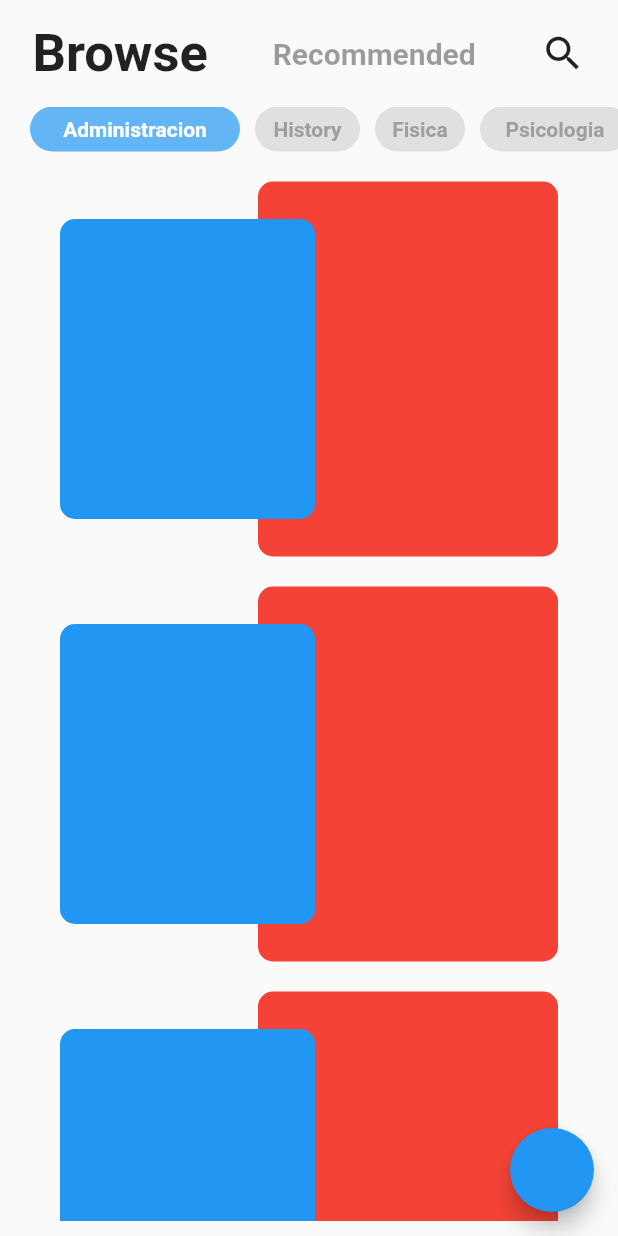
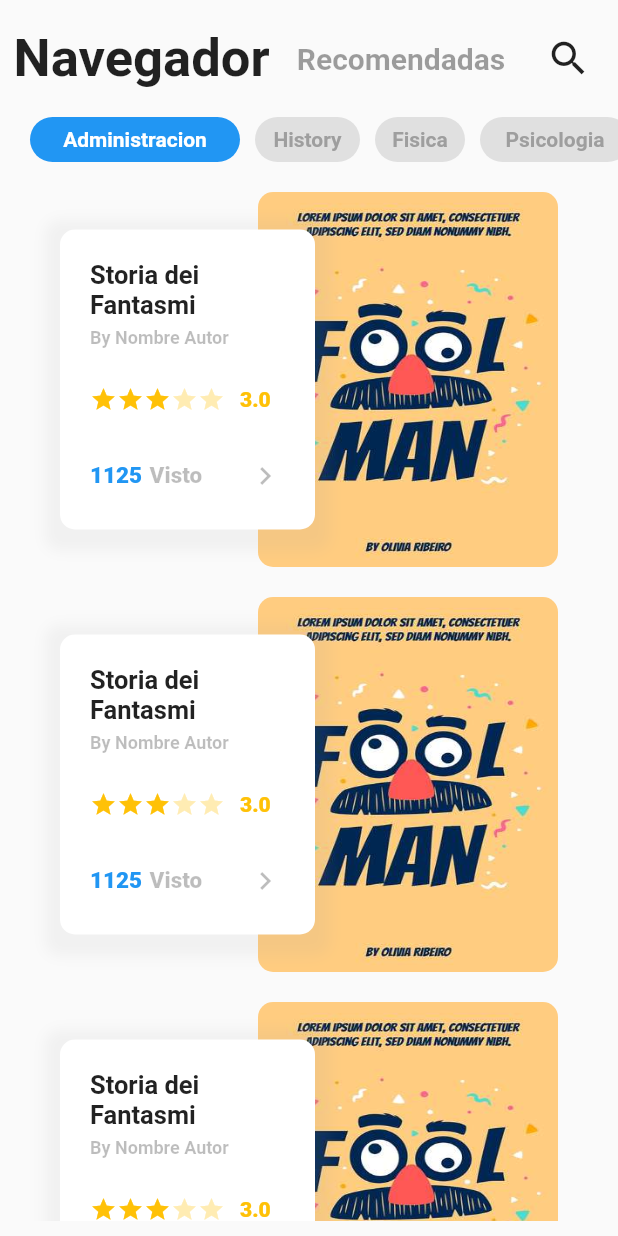
Before and after one commit to NachoBaez18/Biblioteca_app, a Flutter app: the BooksListPage screen opened by its route, on a phone screen of 412 x 824 dp. Run offline on Flutter 3.47's test engine with Material 2 defaults, Android fonts, the phone set to English and light mode, and no system bars; our stand-ins replace animate_do, font_awesome_flutter.

Commit message:
agregamos la animacion del card secundario + el search book

```diff
--- a/lib/main.dart
+++ b/lib/main.dart
@@ -21,7 +21,7 @@ class MyApp extends StatelessWidget {
       child: MaterialApp(
         debugShowCheckedModeBanner: false,
         title: 'Biblioteca',
-        initialRoute: 'books_list',
+        initialRoute: 'book_detail',
         routes: appRoutes,
       ),
     );
--- a/lib/src/pages/books_list_pages.dart
+++ b/lib/src/pages/books_list_pages.dart
@@ -3,6 +3,8 @@ import 'package:biblioteca_app/src/provider/ListView/filter_provider.dart';
 import 'package:biblioteca_app/src/widgets/rotate_widget.dart';
 import 'package:flutter/material.dart';
 import 'package:provider/provider.dart';
+
+import '../delegates/searchBook_delegate.dart';
 
 class BooksListPage extends StatelessWidget {
   const BooksListPage({super.key});
@@ -32,11 +34,6 @@ class BooksListPage extends StatelessWidget {
           ],
         ),
       ),
-      floatingActionButton: FloatingActionButton(
-        onPressed: () {
-          Navigator.pushNamed(context, 'login');
-        },
-      ),
     );
   }
 }
@@ -47,7 +44,6 @@ class _ListBooks extends StatelessWidget {
 
   @override
   Widget build(BuildContext context) {
-    final animationFade = Provider.of<FilterListProvider>(context);
     return Expanded(
         child: Container(
       padding: const EdgeInsets.symmetric(horizontal: 10, vertical: 10),
@@ -55,9 +51,9 @@ class _ListBooks extends StatelessWidget {
           physics: const BouncingScrollPhysics(),
           itemCount: items.length,
           itemBuilder: (_, int i) {
-            return animationFade.fadeInLeft
-                ? FadeInLeft(child: const _ListBooksinAnimation())
-                : const _ListBooksinAnimation();
+            return FadeInLeft(
+              child: const _ListBooksinAnimation(),
+            );
           }),
     ));
   }
@@ -73,17 +69,9 @@ class _ListBooksinAnimation extends StatelessWidget {
     final animation = Provider.of<FilterListProvider>(context);
     return Stack(
       children: [
-        Align(
+        const Align(
           alignment: Alignment.centerRight,
-          child: Container(
-            margin: const EdgeInsets.symmetric(vertical: 10, horizontal: 30),
-            height: 250,
-            width: 200,
-            decoration: BoxDecoration(
-              color: Colors.red,
-              borderRadius: BorderRadius.circular(10),
-            ),
-          ),
+          child: _CardPrimario(),
         ),
         Positioned(
           left: 30,
@@ -95,6 +83,27 @@ class _ListBooksinAnimation extends StatelessWidget {
               : const _CardSecuandario(),
         )
       ],
+    );
+  }
+}
+
+class _CardPrimario extends StatelessWidget {
+  const _CardPrimario({
+    Key? key,
+  }) : super(key: key);
+
+  @override
+  Widget build(BuildContext context) {
+    return Container(
+      margin: const EdgeInsets.symmetric(vertical: 10, horizontal: 30),
+      height: 250,
+      width: 200,
+      decoration: BoxDecoration(
+          borderRadius: BorderRadius.circular(10),
+          image: const DecorationImage(
+            fit: BoxFit.fill,
+            image: AssetImage('assets/image1.jpg'),
+          )),
     );
   }
 }
@@ -111,9 +120,94 @@ class _CardSecuandario extends StatelessWidget {
       height: 200,
       width: 170,
       decoration: BoxDecoration(
-        color: Colors.blue,
-        borderRadius: BorderRadius.circular(10),
+          color: Colors.white,
+          borderRadius: BorderRadius.circular(10),
+          boxShadow: [
+            BoxShadow(
+              color: Colors.grey.withOpacity(0.1),
+              spreadRadius: 10,
+              blurRadius: 7,
+              offset: const Offset(0, 4), // changes position of shadow
+            ),
+          ]),
+      child: Container(
+        margin: const EdgeInsets.all(20),
+        child: Column(
+          crossAxisAlignment: CrossAxisAlignment.start,
+          children: [
+            const Text(
+              'Storia dei Fantasmi',
+              maxLines: 2,
+              style: TextStyle(fontSize: 17, fontWeight: FontWeight.bold),
+            ),
+            const SizedBox(height: 5),
+            const Text(
+              'By Nombre Autor',
+              style: TextStyle(
+                  fontSize: 12,
+                  fontWeight: FontWeight.bold,
+                  color: Colors.black26),
+              textAlign: TextAlign.start,
+            ),
+            const SizedBox(height: 25),
+            const _StarIcons(3),
+            const SizedBox(height: 30),
+            Row(
+              children: const [
+                Text(
+                  '1125',
+                  style: TextStyle(
+                    fontSize: 15,
+                    fontWeight: FontWeight.w900,
+                    color: Colors.blue,
+                  ),
+                ),
+                SizedBox(width: 5),
+                Text(
+                  'Visto',
+                  style: TextStyle(
+                      fontSize: 15,
+                      fontWeight: FontWeight.w900,
+                      color: Colors.black26),
+                ),
+                SizedBox(width: 30),
+                Icon(
+                  Icons.chevron_right,
+                  color: Colors.black26,
+                )
+              ],
+            )
+          ],
+        ),
       ),
+    );
+  }
+}
+
+class _StarIcons extends StatelessWidget {
+  final int cantidad;
+  const _StarIcons(
+    this.cantidad, {
+    Key? key,
+  }) : super(key: key);
+
+  @override
+  Widget build(BuildContext context) {
+    return Row(
+      children: <Widget>[
+        for (int i = 0; i < 5; i++)
+          Icon(
+            Icons.star,
+            color: cantidad <= i ? Colors.amber[100] : Colors.amber,
+            size: 18,
+          ),
+        const SizedBox(width: 10),
+        Text(
+          '$cantidad.0',
+          style:
+              const TextStyle(color: Colors.amber, fontWeight: FontWeight.w900),
+        )
+      ],
     );
   }
 }
@@ -128,7 +222,7 @@ class _ListFilterMaterial extends StatelessWidget {
 
   @override
   Widget build(BuildContext context) {
-    final filter = Provider.of<FilterListProvider>(context,listen: false);
+    final filter = Provider.of<FilterListProvider>(context, listen: false);
     return Container(
       height: 30,
       margin: const EdgeInsets.only(left: 10),
@@ -137,11 +231,12 @@ class _ListFilterMaterial extends StatelessWidget {
           scrollDirection: Axis.horizontal,
           itemCount: items.length,
           itemBuilder: (_, int i) {
-
             return GestureDetector(
               onTap: () {
-              filter.filter = i;
-              filter.rotate = true;
+                filter.filter = i;
+                filter.rotate = true;
+                Future.delayed(const Duration(milliseconds: 500),
+                    () => filter.rotate = false);
               },
               child: _ItemFilter(items[i], i),
             );
@@ -169,8 +264,7 @@ class _ItemFilter extends StatelessWidget {
         height: 30,
         width: item.length * 10.0,
         decoration: BoxDecoration(
-          color:
-              filteSelected.filter == i ? Colors.blue[300] : Colors.grey[300],
+          color: filteSelected.filter == i ? Colors.blue : Colors.grey[300],
           borderRadius: BorderRadius.circular(30),
         ),
         child: Center(
@@ -194,19 +288,24 @@ class _HeaderList extends StatelessWidget {
   Widget build(BuildContext context) {
     return Row(
       mainAxisAlignment: MainAxisAlignment.spaceAround,
-      children: const [
-        Text(
-          'Browse',
+      children: [
+        const Text(
+          'Navegador',
           style: TextStyle(fontSize: 35, fontWeight: FontWeight.bold),
         ),
-        Text(
-          'Recommended',
+        const Text(
+          'Recomendadas',
           style: TextStyle(
               fontSize: 20, fontWeight: FontWeight.bold, color: Colors.black38),
         ),
-        Icon(
-          Icons.search,
-          size: 30,
+        IconButton(
+          icon: const Icon(
+            Icons.search,
+            size: 30,
+          ),
+          onPressed: () {
+            showSearch(context: context, delegate: SearchBook());
+          },
         )
       ],
     );
--- a/lib/src/pages/pages.dart
+++ b/lib/src/pages/pages.dart
@@ -1,3 +1,5 @@
+export 'package:biblioteca_app/src/pages/book_detail_pages.dart';
+
 export 'package:biblioteca_app/src/pages/prueba_pages.dart';
 
 export 'package:biblioteca_app/src/pages/login_pages.dart';
--- a/lib/src/routes/routes.dart
+++ b/lib/src/routes/routes.dart
@@ -7,5 +7,6 @@ final Map<String, Widget Function(BuildContext)> appRoutes = {
   'loading': (_) => const LoadingPage(),
   'login': (_) => const LoginPage(),
   'books_list': (_) => const BooksListPage(),
-  'prueba': (_) => PruebaPage()
+  'prueba': (_) => PruebaPage(),
+  'book_detail': (_) => const BookDetailPage(),
 };
```
Also changed, not shown: lib/src/delegates/searchBook_delegate.dart (added, +92 -0 lines), lib/src/pages/book_detail_pages.dart (added, +14 -0 lines), lib/src/widgets/rotate_widget.dart (+4 -6 lines).
